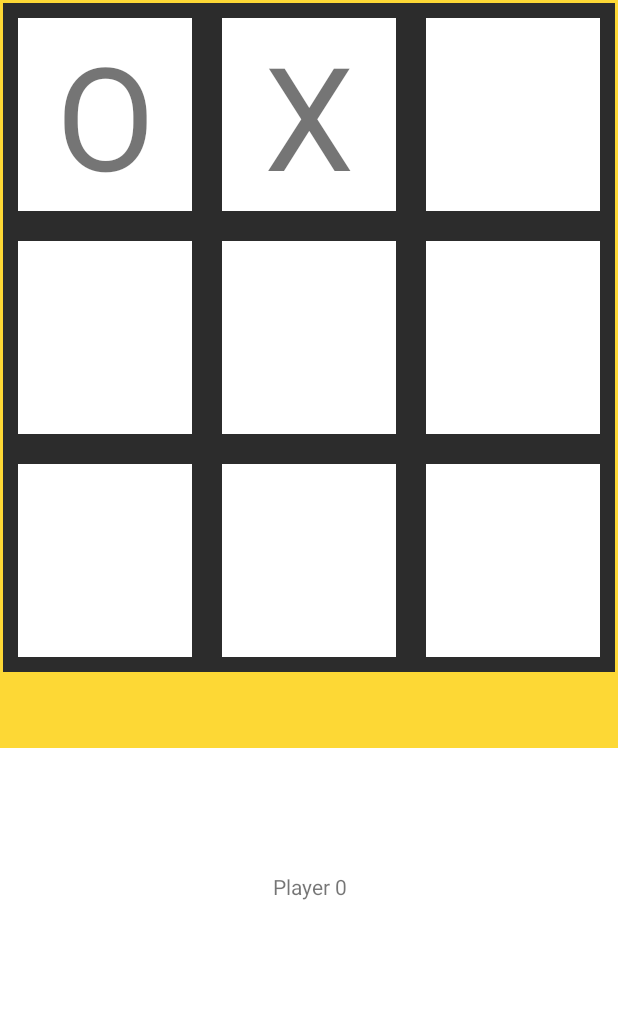
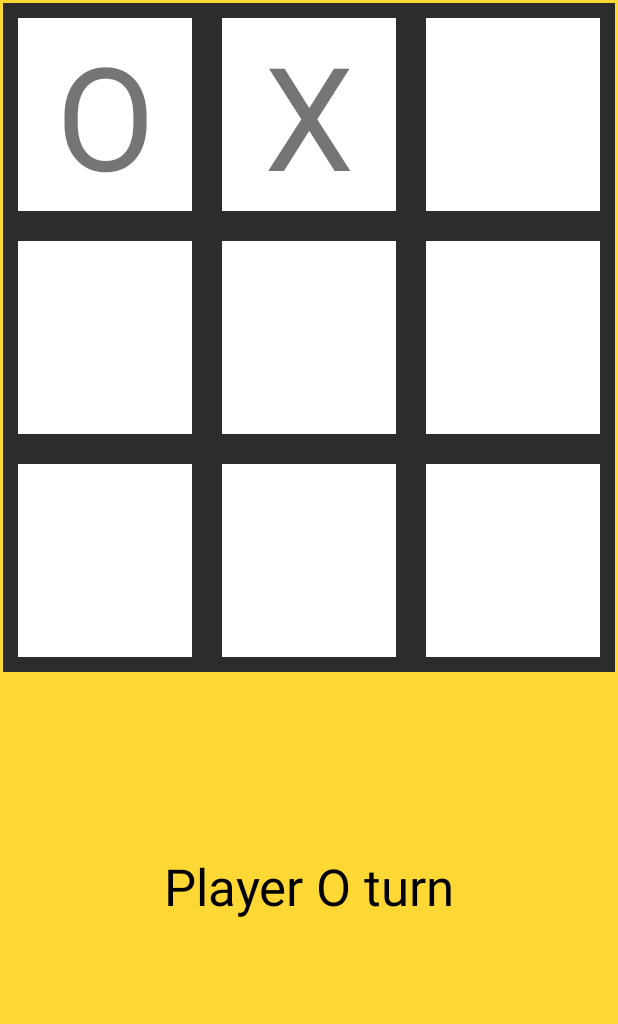
Before and after one commit to oraclesoul/Tic_Tac_Toe, an Android app: the screen it shows after launch (MainActivity), after a tap on an icon or button, on a phone screen of 412 x 824 dp, the part 212-1236 px from its top. Run offline under Robolectric (Android 15) with nearby library versions, the phone set to English and light mode, and no system bars; 2 other taps on this screen came first.

Commit message:
Final App

```diff
--- a/app/src/main/java/com/oraclesoul/tictactoe/MainActivity.java
+++ b/app/src/main/java/com/oraclesoul/tictactoe/MainActivity.java
@@ -1,17 +1,19 @@
 package com.oraclesoul.tictactoe;
 
+import androidx.appcompat.app.AlertDialog;
 import androidx.appcompat.app.AppCompatActivity;
 
+import android.content.DialogInterface;
 import android.os.Bundle;
 import android.view.View;
 import android.widget.TextView;
-import android.widget.Toast;
 
 public class MainActivity extends AppCompatActivity {
 
     int[][] win_pos = {{0,1,2} , {3,4,5} , {6,7,8} , {0,3,6} , {1,4,7} , {2,5,8} , {0,4,8} , {2,4,6}};
 
     int turn = 0;
+    int count = 0;
 
     @Override
     protected void onCreate(Bundle savedInstanceState) {
@@ -19,7 +21,35 @@ public class MainActivity extends AppCompatActivity {
         setContentView(R.layout.activity_main);
         int sId = this.getResources().getIdentifier("status","id",this.getPackageName());
         TextView sTv = (TextView)findViewById(sId);
-        sTv.setText("Player " + turn);
+        sTv.setText("Player O turn "  );
+    }
+
+
+
+    void gameEnd(int turn)
+    {
+         AlertDialog.Builder alertDialog = new AlertDialog.Builder(this);
+         if(turn==-1)
+         {
+             alertDialog.setMessage("Game Draw");
+         }else
+         {
+             alertDialog.setMessage("Player " + (turn==0?"O":"X") + " Won");
+         }
+         alertDialog.setPositiveButton("Reset", new DialogInterface.OnClickListener() {
+             @Override
+             public void onClick(DialogInterface dialogInterface, int i) {
+                 finish();
+                 startActivity(getIntent());
+             }
+         });
+         alertDialog.setNegativeButton("Exit", new DialogInterface.OnClickListener() {
+             @Override
+             public void onClick(DialogInterface dialogInterface, int i) {
+                 finish();
+             }
+         });
+         alertDialog.show();
     }
 
 
@@ -28,15 +58,19 @@ public class MainActivity extends AppCompatActivity {
 
     public void cellTapped(View view)
     {
+        int sId = this.getResources().getIdentifier("status","id",this.getPackageName());
+        TextView sTv = (TextView)findViewById(sId);
+
         TextView tvClicked = (TextView) findViewById(view.getId());
 
         String val = tvClicked.getText().toString();
         if(!val.equals(""))
         {
-            Toast.makeText(this, "Invalid Move", Toast.LENGTH_SHORT).show();
+//            Toast.makeText(this, "Invalid Move", Toast.LENGTH_SHORT).show();
+            sTv.setText("Invalid Move");
         }
         else
-        {
+        {   count++;
             if(turn==0)
             {
                 tvClicked.setText(R.string.turn0);
@@ -46,7 +80,7 @@ public class MainActivity extends AppCompatActivity {
             }
 
 
-            boolean isWon = false;
+
             for(int i=0;i<win_pos.length;i++)
             {
                     String res1 = 'c' + Integer.toString(win_pos[i][0]);
@@ -62,16 +96,25 @@ public class MainActivity extends AppCompatActivity {
                     String s3 = ((TextView)findViewById(ri3)).getText().toString();
                     if(!s1.equals("") && s1.equals(s2) && s2.equals(s3))
                     {
-                        Toast.makeText(this, "Player "+ turn +" won", Toast.LENGTH_SHORT).show();
-                        finish();
-                        startActivity(getIntent());
+//                        Toast.makeText(this, "Player "+ turn +" won", Toast.LENGTH_SHORT).show();
+                        sTv.setText("Player " + turn + " Won");
+                        gameEnd(turn);
                     }
+            }
+            if(count==9)
+            {
+                sTv.setText("Game Draw");
+                gameEnd(-1);
             }
 
             turn = 1-turn;
-            int sId = this.getResources().getIdentifier("status","id",this.getPackageName());
-            TextView sTv = (TextView)findViewById(sId);
-            sTv.setText("Player " + turn);
+            if(turn==0)
+            {
+                sTv.setText("Player O turn" );
+            }else
+            {
+                sTv.setText("Player X turn");
+            }
         }
 
 
--- a/app/src/main/res/layout/activity_main.xml
+++ b/app/src/main/res/layout/activity_main.xml
@@ -4,6 +4,7 @@
     xmlns:tools="http://schemas.android.com/tools"
     android:layout_width="match_parent"
     android:layout_height="match_parent"
+    android:background="#FDD835"
     tools:context=".MainActivity">
 
     <LinearLayout
@@ -168,8 +169,11 @@
         android:id="@+id/status"
         android:layout_width="match_parent"
         android:layout_height="wrap_content"
+        android:background="#FDD835"
         android:gravity="center"
-        android:text="Status"
+        android:padding="10dp"
+        android:textColor="#000000"
+        android:textSize="34sp"
         app:layout_constraintBottom_toBottomOf="parent"
         app:layout_constraintEnd_toEndOf="parent"
         app:layout_constraintStart_toStartOf="parent"
```
